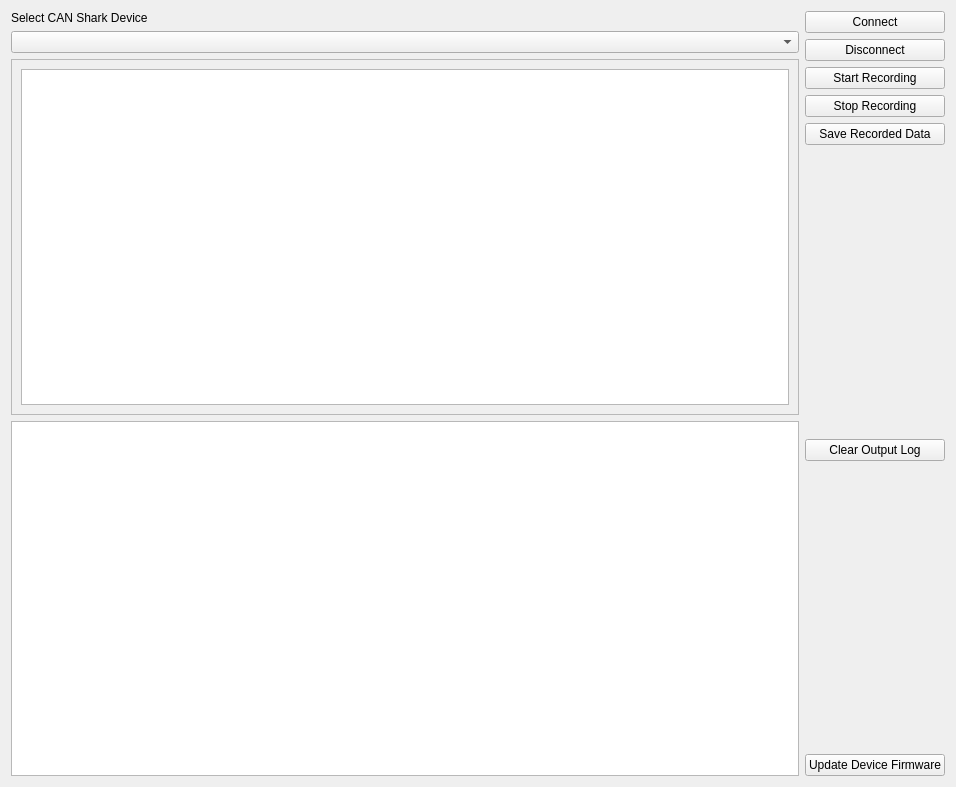
The window that cansharkgui/FormMainWindow.ui (DieselDemi/CAN-Shark) describes before a commit, drawn with Qt 5.
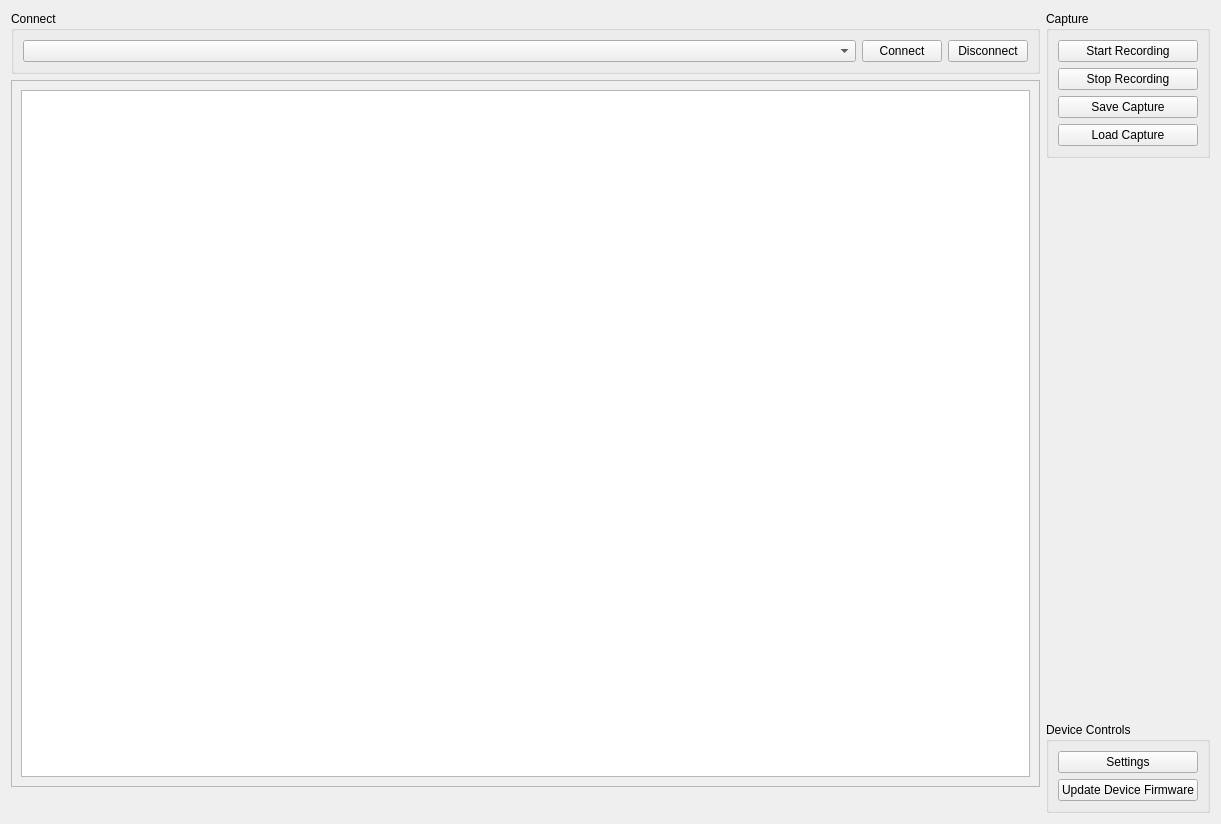
The same window after the commit.

What changed in the file:
```diff
--- a/cansharkgui/FormMainWindow.ui
+++ b/cansharkgui/FormMainWindow.ui
@@ -6,8 +6,8 @@
    <rect>
     <x>0</x>
     <y>0</y>
-    <width>956</width>
-    <height>787</height>
+    <width>1221</width>
+    <height>824</height>
    </rect>
   </property>
   <property name="windowTitle">
@@ -17,14 +17,37 @@
    <item>
     <layout class="QVBoxLayout" name="verticalLayout_2">
      <item>
-      <widget class="QLabel" name="label">
+      <widget class="QGroupBox" name="groupBox_3">
+       <property name="title">
+        <string>Connect</string>
+       </property>
+       <layout class="QHBoxLayout" name="horizontalLayout_6">
+        <item>
+         <widget class="QComboBox" name="deviceSelectionComboBox">
+          <property name="sizePolicy">
+           <sizepolicy hsizetype="Expanding" vsizetype="Fixed">
+            <horstretch>0</horstretch>
+            <verstretch>0</verstretch>
+           </sizepolicy>
+          </property>
+         </widget>
+        </item>
+        <item>
+         <widget class="QPushButton" name="connectButton">
        <property name="text">
-        <string>Select CAN Shark Device</string>
+           <string>Connect</string>
        </property>
       </widget>
      </item>
      <item>
-      <widget class="QComboBox" name="deviceSelectionComboBox"/>
+         <widget class="QPushButton" name="disconnectButton">
+          <property name="text">
+           <string>Disconnect</string>
+          </property>
+         </widget>
+        </item>
+       </layout>
+      </widget>
      </item>
      <item>
       <layout class="QHBoxLayout" name="horizontalLayout_2">
@@ -38,8 +61,8 @@
            <rect>
             <x>0</x>
             <y>0</y>
-            <width>721</width>
-            <height>345</height>
+            <width>970</width>
+            <height>679</height>
            </rect>
           </property>
           <layout class="QHBoxLayout" name="horizontalLayout_3">
@@ -53,30 +76,39 @@
       </layout>
      </item>
      <item>
-      <widget class="QPlainTextEdit" name="outputText">
-       <property name="lineWrapMode">
-        <enum>QPlainTextEdit::NoWrap</enum>
-       </property>
-      </widget>
+      <layout class="QHBoxLayout" name="horizontalLayout_5">
+       <item>
+        <widget class="QLabel" name="statusLabel">
+         <property name="text">
+          <string/>
+         </property>
+        </widget>
+       </item>
+       <item>
+        <spacer name="horizontalSpacer">
+         <property name="orientation">
+          <enum>Qt::Horizontal</enum>
+         </property>
+         <property name="sizeHint" stdset="0">
+          <size>
+           <width>40</width>
+           <height>20</height>
+          </size>
+         </property>
+        </spacer>
+       </item>
+      </layout>
      </item>
     </layout>
    </item>
    <item>
     <layout class="QVBoxLayout" name="verticalLayout">
      <item>
-      <widget class="QPushButton" name="connectButton">
-       <property name="text">
-        <string>Connect</string>
+      <widget class="QGroupBox" name="groupBox_2">
+       <property name="title">
+        <string>Capture</string>
        </property>
-      </widget>
-     </item>
-     <item>
-      <widget class="QPushButton" name="disconnectButton">
-       <property name="text">
-        <string>Disconnect</string>
-       </property>
-      </widget>
-     </item>
+       <layout class="QVBoxLayout" name="verticalLayout_4">
      <item>
       <widget class="QPushButton" name="startButton">
        <property name="text">
@@ -92,10 +124,20 @@
       </widget>
      </item>
      <item>
-      <widget class="QPushButton" name="saveRecordedDataButton">
+         <widget class="QPushButton" name="saveCaptureButton">
        <property name="text">
-        <string>Save Recorded Data</string>
-       </property>
+           <string>Save Capture</string>
+          </property>
+         </widget>
+        </item>
+        <item>
+         <widget class="QPushButton" name="loadCaptureButton">
+          <property name="text">
+           <string>Load Capture</string>
+          </property>
+         </widget>
+        </item>
+       </layout>
       </widget>
      </item>
      <item>
@@ -112,30 +154,26 @@
       </spacer>
      </item>
      <item>
-      <widget class="QPushButton" name="clearOutputLogButton">
+      <widget class="QGroupBox" name="groupBox">
+       <property name="title">
+        <string>Device Controls</string>
+       </property>
+       <layout class="QVBoxLayout" name="verticalLayout_3">
+        <item>
+         <widget class="QPushButton" name="settingsButton">
        <property name="text">
-        <string>Clear Output Log</string>
+           <string>Settings</string>
        </property>
       </widget>
      </item>
-     <item>
-      <spacer name="verticalSpacer">
-       <property name="orientation">
-        <enum>Qt::Vertical</enum>
-       </property>
-       <property name="sizeHint" stdset="0">
-        <size>
-         <width>20</width>
-         <height>40</height>
-        </size>
-       </property>
-      </spacer>
-     </item>
      <item>
       <widget class="QPushButton" name="updateDeviceFirmwareButton">
        <property name="text">
         <string>Update Device Firmware</string>
        </property>
+         </widget>
+        </item>
+       </layout>
       </widget>
      </item>
     </layout>
```
Lines whose indentation alone changed are shown as unchanged.
